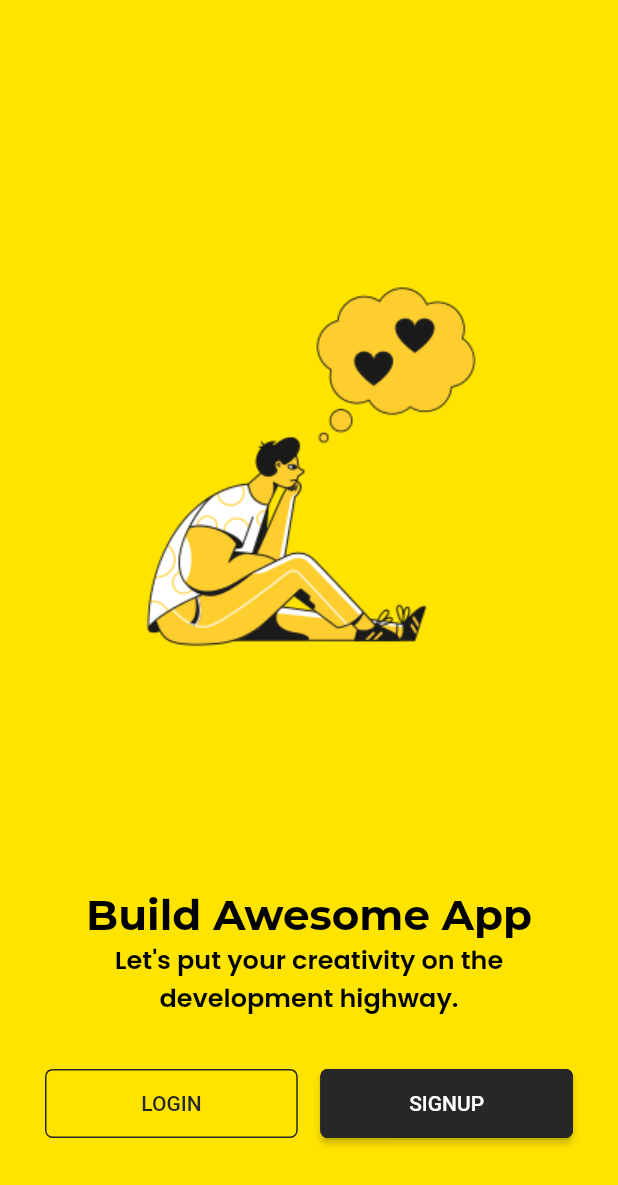
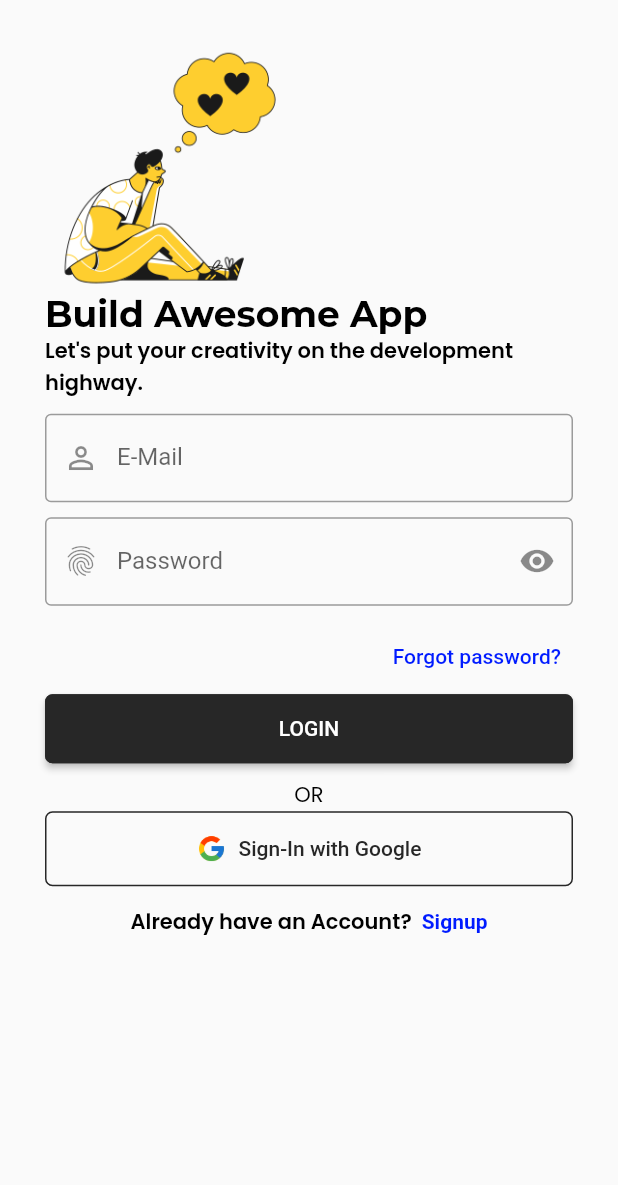
Before and after one commit to IrinaSemGB/login_app_flutter, a Flutter app: the screen it shows after launch, on a phone screen of 412 x 824 dp. Shown: the top 1185 px of the screen. Run offline on Flutter 3.47's test engine with Material 2 defaults, Android fonts, the phone set to English and light mode, and no system bars; our stand-ins replace get, google_fonts, liquid_swipe, smooth_page_indicator.

Commit message:
The interface of Login Screen has been created.

```diff
--- a/lib/constants/app_titles.dart
+++ b/lib/constants/app_titles.dart
@@ -5,6 +5,7 @@ const String kAppTagLine = 'Learn to code. \nFree For Everyone';
 
 const String kLoginButtonTitle = 'Login';
 const String kSignupButtonTitle = 'Signup';
+const String kGoogleButtonTitle = 'Sign-In with Google';
 
 const String kOnBoardingTitle1 = 'Build Awesome App';
 const String kOnBoardingTitle2 = 'Learn from Youtube';
@@ -18,3 +19,11 @@ const String kOnBoardingCounter3 = '3/3';
 
 const String kWelcomeTitle = 'Build Awesome App';
 const String kWelcomeSubtitle = 'Let\'s put your creativity on the development highway.';
+
+const String kLoginTitle = 'Welcome Back, ';
+const String kLoginSubtitle = 'Make it work, make it right, make it fast.';
+const String kRememberMe = 'Remember Me?';
+const String kHaveAnAccount = 'Already have an Account?  ';
+const String kEmail = 'E-Mail';
+const String kPassword = 'Password';
+const String kForgotPassword = 'Forgot password?';
--- a/lib/constants/images_strings.dart
+++ b/lib/constants/images_strings.dart
@@ -6,3 +6,5 @@ const String kOnBoardingImage2 = 'assets/images/on_boarding_image_2.png';
 const String kOnBoardingImage3 = 'assets/images/on_boarding_image_3.png';
 
 const String kWelcomeScreenImage = 'assets/images/welcome_screen_image.png';
+
+const String kGoogleLogo = 'assets/logos/google_logo.png';
--- a/lib/main.dart
+++ b/lib/main.dart
@@ -1,6 +1,6 @@
 import 'package:flutter/material.dart';
 import 'package:get/get_navigation/src/root/get_material_app.dart';
-import 'package:login_app_flutter/screens/splash/splash_screen.dart';
+import 'package:login_app_flutter/screens/login/login_screen.dart';
 import 'package:login_app_flutter/utils/theme/app_theme.dart';
 
 void main() => runApp(const LoginApp());
@@ -15,7 +15,7 @@ class LoginApp extends StatelessWidget {
       theme: AppTheme.lightTheme,
       darkTheme: AppTheme.darkTheme,
       themeMode: ThemeMode.system,
-      home: SplashScreen(),
+      home: LoginScreen(),
     );
   }
 }
--- /dev/null
+++ b/lib/screens/login/login_footer_widget.dart
@@ -0,0 +1,47 @@
+import 'package:flutter/material.dart';
+import '../../constants/app_colors.dart';
+import '../../constants/app_titles.dart';
+import '../../constants/images_strings.dart';
+
+class LoginFooter extends StatelessWidget {
+  const LoginFooter({
+    super.key,
+  });
+
+  @override
+  Widget build(BuildContext context) {
+    return Column(
+      mainAxisAlignment: MainAxisAlignment.start,
+      children: [
+        Text('OR'),
+        SizedBox(
+          width: double.infinity,
+          child: OutlinedButton.icon(
+            icon: Image(image: AssetImage(kGoogleLogo), width: 20.0),
+            label: Text(kGoogleButtonTitle),
+            onPressed: () {
+              // TODO realisation
+            },
+          ),
+        ),
+        TextButton(
+          onPressed: () {
+            // TODO realisation
+          },
+          child: Text.rich(
+            TextSpan(
+              text: kHaveAnAccount,
+              style: Theme.of(context).textTheme.displaySmall,
+              children: [
+                TextSpan(
+                  text: kSignupButtonTitle,
+                  style: TextStyle(color: AppColors.ACCENT),
+                ),
+              ],
+            ),
+          ),
+        ),
+      ],
+    );
+  }
+}
--- /dev/null
+++ b/lib/screens/login/login_form_widget.dart
@@ -0,0 +1,69 @@
+import 'package:flutter/material.dart';
+import 'package:login_app_flutter/constants/app_colors.dart';
+import '../../constants/app_titles.dart';
+
+
+class LoginForm extends StatelessWidget {
+  const LoginForm({ super.key });
+
+  @override
+  Widget build(BuildContext context) {
+    return Form(
+      child: Container(
+        padding: EdgeInsets.symmetric(vertical: 10.0),
+        child: Column(
+          mainAxisAlignment: MainAxisAlignment.start,
+          children: [
+            TextFormField(
+              decoration: InputDecoration(
+                prefixIcon: Icon(Icons.person_outline_outlined),
+                labelText: kEmail,
+                hintText: kEmail,
+                border: OutlineInputBorder(),
+              ),
+            ),
+            SizedBox(height: 10.0),
+            TextFormField(
+              decoration: InputDecoration(
+                prefixIcon: Icon(Icons.fingerprint),
+                labelText: kPassword,
+                hintText: kPassword,
+                border: OutlineInputBorder(),
+                suffixIcon: IconButton(
+                  icon: Icon(Icons.remove_red_eye_sharp),
+                  onPressed: () {
+                    // TODO realisation
+                  },
+                ),
+              ),
+            ),
+            SizedBox(height: 10.0),
+            Align(
+              alignment: Alignment.centerRight,
+              child: TextButton(
+                onPressed: () {
+                  // TODO realisation
+                },
+                child: Text(
+                  kForgotPassword,
+                  style: TextStyle(color: AppColors.ACCENT),
+                ),
+              ),
+            ),
+            SizedBox(
+              width: double.infinity,
+              child: ElevatedButton(
+                onPressed: () {
+                  // TODO realisation
+                },
+                child: Text(
+                  kLoginButtonTitle.toUpperCase(),
+                ),
+              ),
+            ),
+          ],
+        ),
+      ),
+    );
+  }
+}
--- /dev/null
+++ b/lib/screens/login/login_header_widget.dart
@@ -0,0 +1,24 @@
+import 'package:flutter/material.dart';
+import '../../constants/app_titles.dart';
+import '../../constants/images_strings.dart';
+
+class LoginHeader extends StatelessWidget {
+  const LoginHeader({
+    super.key,
+    required this.size,
+  });
+
+  final Size size;
+
+  @override
+  Widget build(BuildContext context) {
+    return Column(
+      crossAxisAlignment: CrossAxisAlignment.start,
+      children: [
+        Image(image: AssetImage(kWelcomeScreenImage), height: size.height * 0.2),
+        Text(kWelcomeTitle, style: Theme.of(context).textTheme.headlineMedium),
+        Text(kWelcomeSubtitle, style: Theme.of(context).textTheme.displaySmall),
+      ],
+    );
+  }
+}
--- /dev/null
+++ b/lib/screens/login/login_screen.dart
@@ -0,0 +1,36 @@
+import 'package:flutter/material.dart';
+import 'package:login_app_flutter/constants/app_colors.dart';
+import 'package:login_app_flutter/constants/app_titles.dart';
+import 'package:login_app_flutter/constants/images_strings.dart';
+import 'login_footer_widget.dart';
+import 'login_form_widget.dart';
+import 'login_header_widget.dart';
+
+
+class LoginScreen extends StatelessWidget {
+  const LoginScreen({Key? key}) : super(key: key);
+
+  @override
+  Widget build(BuildContext context) {
+
+    final size = MediaQuery.of(context).size;
+
+    return Scaffold(
+      body: SafeArea(
+        child: SingleChildScrollView(
+          child: Container(
+            padding: EdgeInsets.all(30.0),
+            child: Column(
+              crossAxisAlignment: CrossAxisAlignment.start,
+              children: [
+                LoginHeader(size: size),
+                LoginForm(),
+                LoginFooter(),
+              ],
+            ),
+          ),
+        ),
+      ),
+    );
+  }
+}
--- a/lib/screens/splash/splash_screen.dart
+++ b/lib/screens/splash_screen.dart
@@ -5,7 +5,7 @@ import 'package:login_app_flutter/constants/app_titles.dart';
 import 'package:login_app_flutter/constants/images_strings.dart';
 import 'package:login_app_flutter/controllers/fade_animation_controller.dart';
 import 'package:login_app_flutter/models/fade_animation_position_model.dart';
-import '../../common_widgets/fade_in_animation/fade_animation_widget.dart';
+import '../common_widgets/fade_in_animation/fade_animation_widget.dart';
 
 class SplashScreen extends StatelessWidget {
   SplashScreen({Key? key}) : super(key: key);
--- a/lib/screens/welcome_screen.dart
+++ b/lib/screens/welcome_screen.dart
@@ -5,6 +5,7 @@ import 'package:login_app_flutter/constants/app_colors.dart';
 import 'package:login_app_flutter/constants/app_titles.dart';
 import 'package:login_app_flutter/constants/images_strings.dart';
 import 'package:login_app_flutter/models/fade_animation_position_model.dart';
+import 'package:login_app_flutter/screens/login/login_screen.dart';
 import '../controllers/fade_animation_controller.dart';
 
 class WelcomeScreen extends StatelessWidget {
@@ -59,9 +60,7 @@ class WelcomeScreen extends StatelessWidget {
                     children: [
                       Expanded(
                         child: OutlinedButton(
-                          onPressed: () {
-                            // TODO realisation
-                          },
+                          onPressed: () => Get.to(LoginScreen()),
                           style: Theme.of(context).outlinedButtonTheme.style,
                           child: Text(kLoginButtonTitle.toUpperCase()),
                         ),
```
Also changed, not shown: assets/logos/google_logo.png (added).
